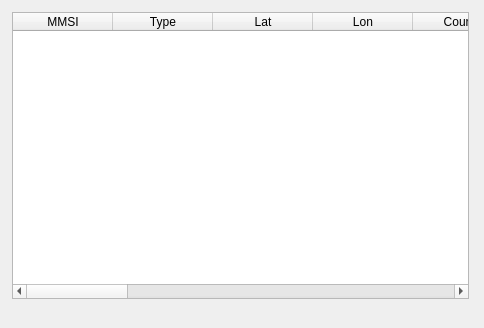
Old version of the form plugins/feature/ais/aisgui.ui in the repository f4exb/sdrangel.
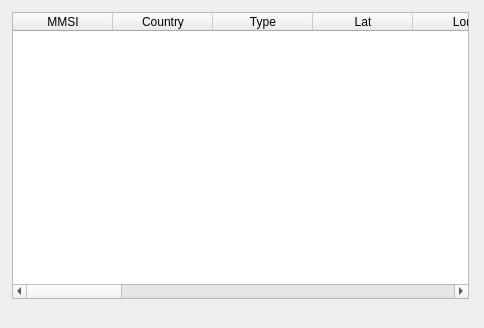
New version of the form. Custom widgets are drawn as their Qt base class.

Patch:
```diff
--- a/plugins/feature/ais/aisgui.ui
+++ b/plugins/feature/ais/aisgui.ui
@@ -89,6 +89,14 @@
         <string>Maritime Mobile Service Identity</string>
        </property>
       </column>
+      <column>
+       <property name="text">
+        <string>Country</string>
+       </property>
+       <property name="toolTip">
+        <string>Country with jurisdiction over station/vessel</string>
+       </property>
+      </column>
       <column>
        <property name="text">
         <string>Type</string>
```
Left out of the diff: 3 changed lines with no effect on the pictures.
